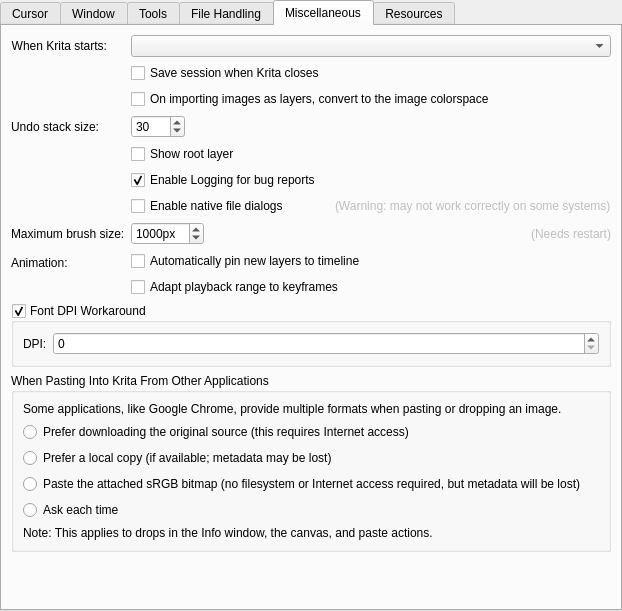
Before: the Qt Designer form libs/ui/forms/wdggeneralsettings.ui in KDE/krita, drawn with Qt 5.
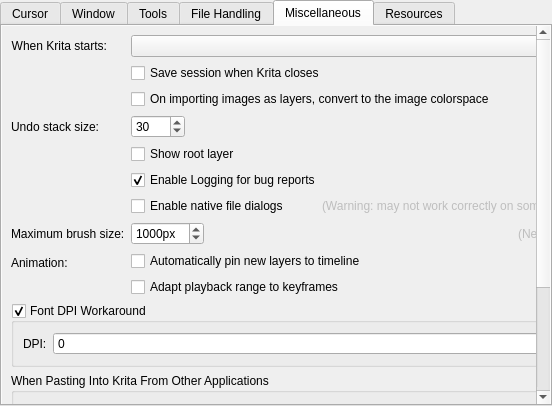
After: the same form once the commit is applied. The open tabs and pages were chosen to show the change. Custom widgets are drawn as their Qt base class.

Commit message:
Wrap a scroll area around the Preferences > Miscellaneous pane
In macOS, we are running against height limitations on my 13" Macbook
Pro...

```diff
--- a/libs/ui/forms/wdggeneralsettings.ui
+++ b/libs/ui/forms/wdggeneralsettings.ui
@@ -6,8 +6,16 @@
   </author>
  <class>WdgGeneralSettings</class>
  <widget class="QWidget" name="WdgGeneralSettings">
+  <property name="geometry">
+   <rect>
+    <x>0</x>
+    <y>0</y>
+    <width>552</width>
+    <height>406</height>
+   </rect>
+  </property>
   <property name="sizePolicy">
-   <sizepolicy hsizetype="Preferred" vsizetype="Minimum">
+   <sizepolicy hsizetype="Preferred" vsizetype="MinimumExpanding">
     <horstretch>0</horstretch>
     <verstretch>0</verstretch>
    </sizepolicy>
@@ -782,7 +790,52 @@
       <attribute name="title">
        <string>Miscellaneous</string>
       </attribute>
-      <layout class="QFormLayout" name="formLayout_3">
+      <layout class="QVBoxLayout" name="verticalLayout">
+       <property name="leftMargin">
+        <number>0</number>
+       </property>
+       <property name="topMargin">
+        <number>0</number>
+       </property>
+       <property name="rightMargin">
+        <number>0</number>
+       </property>
+       <property name="bottomMargin">
+        <number>0</number>
+       </property>
+       <item>
+        <widget class="QScrollArea" name="scrollArea">
+         <property name="frameShape">
+          <enum>QFrame::NoFrame</enum>
+         </property>
+         <property name="frameShadow">
+          <enum>QFrame::Plain</enum>
+         </property>
+         <property name="horizontalScrollBarPolicy">
+          <enum>Qt::ScrollBarAlwaysOff</enum>
+         </property>
+         <property name="sizeAdjustPolicy">
+          <enum>QAbstractScrollArea::AdjustToContents</enum>
+         </property>
+         <property name="widgetResizable">
+          <bool>true</bool>
+         </property>
+         <widget class="QWidget" name="scrollAreaWidgetContents">
+          <property name="geometry">
+           <rect>
+            <x>0</x>
+            <y>0</y>
+            <width>554</width>
+            <height>506</height>
+           </rect>
+          </property>
+          <property name="sizePolicy">
+           <sizepolicy hsizetype="Preferred" vsizetype="Preferred">
+            <horstretch>0</horstretch>
+            <verstretch>0</verstretch>
+           </sizepolicy>
+          </property>
+          <layout class="QFormLayout" name="formLayout_13">
        <item row="0" column="0">
         <widget class="QLabel" name="label_12">
          <property name="sizePolicy">
@@ -1123,12 +1176,6 @@
        </item>
        <item row="10" column="0" colspan="2">
         <widget class="QGroupBox" name="grpPasteFrom">
-         <property name="sizePolicy">
-          <sizepolicy hsizetype="Preferred" vsizetype="Minimum">
-           <horstretch>0</horstretch>
-           <verstretch>0</verstretch>
-          </sizepolicy>
-         </property>
          <property name="title">
           <string>When Pasting Into Krita From Other Applications</string>
          </property>
@@ -1190,18 +1237,9 @@
          </layout>
         </widget>
        </item>
-       <item row="11" column="0" colspan="2">
-        <spacer name="verticalSpacer_4">
-         <property name="orientation">
-          <enum>Qt::Vertical</enum>
-         </property>
-         <property name="sizeHint" stdset="0">
-          <size>
-           <width>20</width>
-           <height>40</height>
-          </size>
-         </property>
-        </spacer>
+          </layout>
+         </widget>
+        </widget>
        </item>
       </layout>
      </widget>
```
Lines whose indentation alone changed are shown as unchanged. The commit also changes 1 other file.
